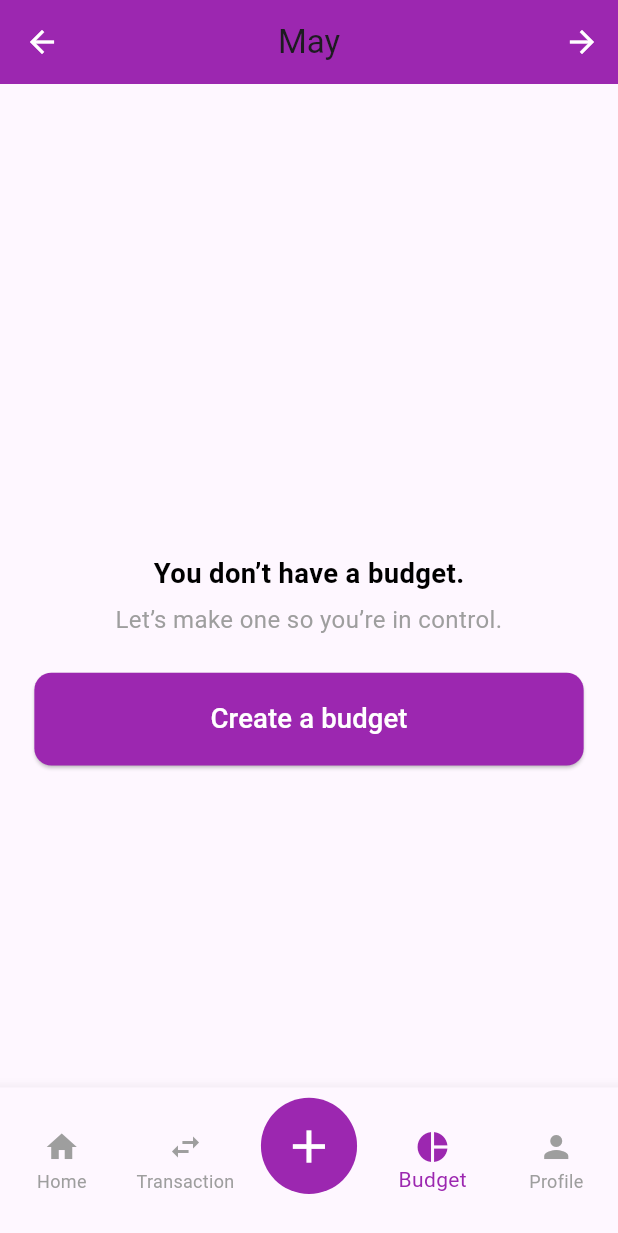
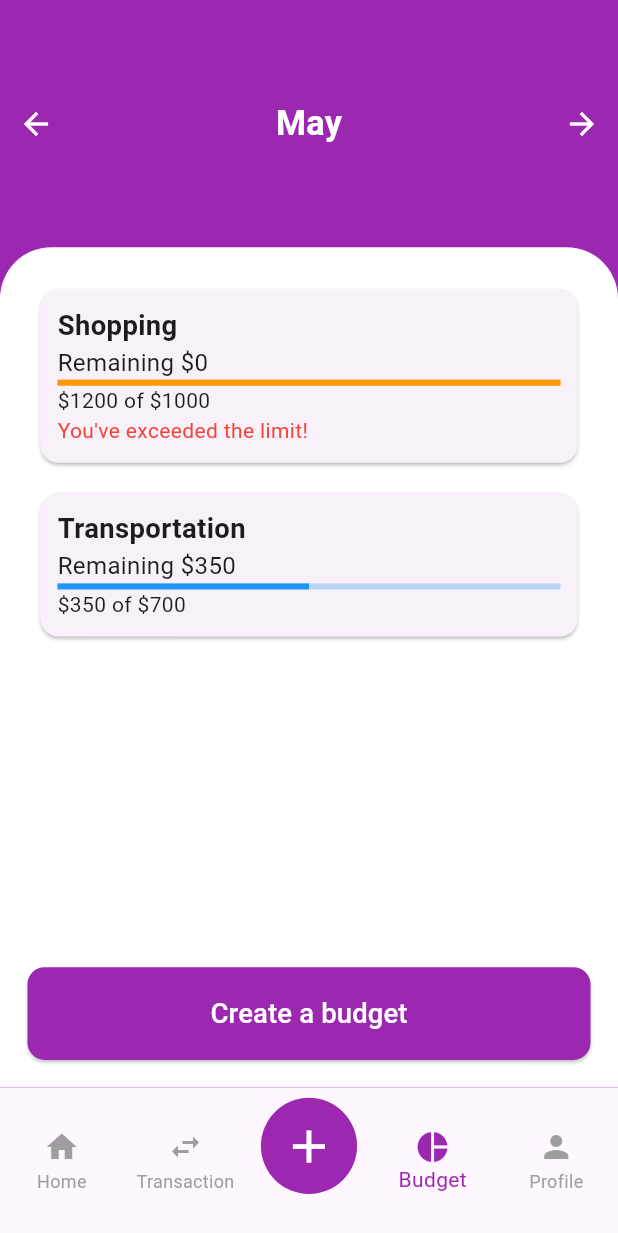
Before and after one commit to chiragdhunna/montra, a Flutter app: the screen it shows after launch, item 4 of the bottom bar chosen, on a phone screen of 412 x 824 dp. Shown: the top 1233 px of the screen. Run offline on Flutter 3.47's test engine with Material 3 defaults, Android fonts, the phone set to English and light mode, and no system bars; our stand-ins replace fl_chart, flutter_screenutil, image_picker, pinput.

Commit message:
budget screens

```diff
--- a/lib/screens/user screens/budget_screen.dart
+++ b/lib/screens/user screens/budget_screen.dart
@@ -1,6 +1,7 @@
 import 'package:flutter/material.dart';
 import 'package:flutter_screenutil/flutter_screenutil.dart';
 import 'package:montra/screens/user%20screens/budget%20screens/create_budget_screen.dart';
+import 'package:montra/screens/user%20screens/budget%20screens/detail_budget_screen.dart';
 
 class BudgetScreen extends StatefulWidget {
   const BudgetScreen({super.key});
@@ -10,32 +11,248 @@ class BudgetScreen extends StatefulWidget {
 }
 
 class _BudgetScreenState extends State<BudgetScreen> {
+  // Sample budget data structure
+  final Map<String, List<Map<String, dynamic>>> monthlyBudgets = {
+    'January': [],
+    'February': [],
+    'March': [],
+    'April': [
+      {
+        'category': 'Groceries',
+        'remaining': 200,
+        'total': 500,
+        'spent': 300,
+        'color': Colors.green,
+      },
+    ],
+    'May': [
+      {
+        'category': 'Shopping',
+        'remaining': 0,
+        'total': 1000,
+        'spent': 1200,
+        'color': Colors.orange,
+      },
+      {
+        'category': 'Transportation',
+        'remaining': 350,
+        'total': 700,
+        'spent': 350,
+        'color': Colors.blue,
+      },
+    ],
+    'June': [
+      {
+        'category': 'Entertainment',
+        'remaining': 150,
+        'total': 300,
+        'spent': 150,
+        'color': Colors.purple,
+      },
+    ],
+    'July': [],
+    'August': [
+      {
+        'category': 'Dining Out',
+        'remaining': 50,
+        'total': 200,
+        'spent': 150,
+        'color': Colors.red,
+      },
+    ],
+    'September': [],
+    'October': [],
+    'November': [
+      {
+        'category': 'Holiday Shopping',
+        'remaining': 500,
+        'total': 1000,
+        'spent': 500,
+        'color': Colors.teal,
+      },
+    ],
+    'December': [
+      {
+        'category': 'Gifts',
+        'remaining': 100,
+        'total': 500,
+        'spent': 400,
+        'color': Colors.deepPurple,
+      },
+    ],
+  };
+
+  final List<String> months = [
+    'January',
+    'February',
+    'March',
+    'April',
+    'May',
+    'June',
+    'July',
+    'August',
+    'September',
+    'October',
+    'November',
+    'December',
+  ];
+
+  int currentMonthIndex = 4; // May (0-based index)
+
+  void _changeMonth(bool isNext) {
+    setState(() {
+      if (isNext) {
+        currentMonthIndex = (currentMonthIndex + 1) % 12;
+      } else {
+        currentMonthIndex = (currentMonthIndex - 1 + 12) % 12;
+      }
+    });
+  }
+
   @override
   Widget build(BuildContext context) {
-    return Scaffold(appBar: _buildAppBar(), body: _buildBody());
-  }
+    String currentMonth = months[currentMonthIndex];
+    List<Map<String, dynamic>> currentMonthBudgets =
+        monthlyBudgets[currentMonth] ?? [];
+    bool hasBudgetData = currentMonthBudgets.isNotEmpty;
 
-  /// 🔹 AppBar with Month Navigation
-  AppBar _buildAppBar() {
-    return AppBar(
+    return Scaffold(
       backgroundColor: Colors.purple,
-      title: const Text("May"),
-      centerTitle: true,
-      leading: IconButton(
-        icon: const Icon(Icons.arrow_back, color: Colors.white),
-        onPressed: () {},
+      body: SafeArea(
+        child: Column(
+          children: [
+            _buildMonthSection(),
+            Expanded(
+              child: Container(
+                decoration: BoxDecoration(
+                  color: Colors.white,
+                  borderRadius: BorderRadius.only(
+                    topLeft: Radius.circular(30.r),
+                    topRight: Radius.circular(30.r),
                   ),
-      actions: [
-        IconButton(
-          icon: const Icon(Icons.arrow_forward, color: Colors.white),
-          onPressed: () {},
+                ),
+                child: Column(
+                  children: [
+                    Expanded(
+                      child:
+                          hasBudgetData
+                              ? _buildBudgetDataUI(currentMonthBudgets)
+                              : _buildNoBudgetUI(),
+                    ),
+                    _buildCreateBudgetButton(),
+                  ],
+                ),
+              ),
             ),
           ],
+        ),
+      ),
     );
   }
 
-  /// 🔹 Body Content
-  Widget _buildBody() {
+  /// 🔹 Month Section
+  Widget _buildMonthSection() {
+    return Container(
+      height: 0.2.sh,
+      color: Colors.purple,
+      child: Row(
+        mainAxisAlignment: MainAxisAlignment.spaceBetween,
+        children: [
+          IconButton(
+            icon: const Icon(Icons.arrow_back, color: Colors.white),
+            onPressed: () => _changeMonth(false),
+          ),
+          Text(
+            months[currentMonthIndex],
+            style: TextStyle(
+              fontSize: 20.sp,
+              color: Colors.white,
+              fontWeight: FontWeight.bold,
+            ),
+          ),
+          IconButton(
+            icon: const Icon(Icons.arrow_forward, color: Colors.white),
+            onPressed: () => _changeMonth(true),
+          ),
+        ],
+      ),
+    );
+  }
+
+  /// 🔹 UI for when there is budget data
+  Widget _buildBudgetDataUI(List<Map<String, dynamic>> budgets) {
+    return GestureDetector(
+      onTap: () {
+        Navigator.of(
+          context,
+        ).push(MaterialPageRoute(builder: (builder) => DetailBudgetScreen()));
+      },
+      child: Padding(
+        padding: EdgeInsets.symmetric(horizontal: 20.w, vertical: 20.h),
+        child: ListView.builder(
+          itemCount: budgets.length,
+          itemBuilder: (context, index) {
+            return Column(
+              children: [
+                _buildBudgetCard(
+                  budgets[index]['category'],
+                  budgets[index]['remaining'].toDouble(),
+                  budgets[index]['total'].toDouble(),
+                  budgets[index]['spent'].toDouble(),
+                  budgets[index]['color'],
+                ),
+                if (index < budgets.length - 1) SizedBox(height: 10.h),
+              ],
+            );
+          },
+        ),
+      ),
+    );
+  }
+
+  /// 🔹 Budget Card Widget
+  Widget _buildBudgetCard(
+    String category,
+    double remaining,
+    double total,
+    double spent,
+    Color color,
+  ) {
+    return Card(
+      child: Padding(
+        padding: EdgeInsets.all(10.w),
+        child: Column(
+          crossAxisAlignment: CrossAxisAlignment.start,
+          children: [
+            Text(
+              category,
+              style: TextStyle(fontSize: 16.sp, fontWeight: FontWeight.bold),
+            ),
+            Text(
+              "Remaining \$${remaining.toStringAsFixed(0)}",
+              style: TextStyle(fontSize: 14.sp),
+            ),
+            LinearProgressIndicator(
+              value: spent / total,
+              color: color,
+              backgroundColor: color.withOpacity(0.3),
+            ),
+            Text(
+              "\$${spent.toStringAsFixed(0)} of \$${total.toStringAsFixed(0)}",
+            ),
+            if (spent > total)
+              Text(
+                "You've exceeded the limit!",
+                style: TextStyle(color: Colors.red),
+              ),
+          ],
+        ),
+      ),
+    );
+  }
+
+  /// 🔹 UI for when there is no budget data
+  Widget _buildNoBudgetUI() {
     return Center(
       child: Padding(
         padding: EdgeInsets.symmetric(horizontal: 20.w),
@@ -43,7 +260,7 @@ class _BudgetScreenState extends State<BudgetScreen> {
           mainAxisAlignment: MainAxisAlignment.center,
           children: [
             Text(
-              "You don’t have a budget.",
+              "You don't have a budget.",
               style: TextStyle(
                 fontSize: 16.sp,
                 fontWeight: FontWeight.bold,
@@ -52,12 +269,10 @@ class _BudgetScreenState extends State<BudgetScreen> {
             ),
             SizedBox(height: 5.h),
             Text(
-              "Let’s make one so you’re in control.",
+              "Let's make one so you're in control.",
               style: TextStyle(fontSize: 14.sp, color: Colors.grey),
               textAlign: TextAlign.center,
             ),
-            SizedBox(height: 20.h),
-            _buildCreateBudgetButton(),
           ],
         ),
       ),
@@ -66,14 +281,16 @@ class _BudgetScreenState extends State<BudgetScreen> {
 
   /// 🔹 Create Budget Button
   Widget _buildCreateBudgetButton() {
-    return SizedBox(
+    return Padding(
+      padding: EdgeInsets.all(16.w),
+      child: SizedBox(
         width: double.infinity,
         child: ElevatedButton(
           onPressed: () {
             // Implement Budget Creation Logic
-          Navigator.of(
-            context,
-          ).push(MaterialPageRoute(builder: (builder) => CreateBudgetScreen()));
+            Navigator.of(context).push(
+              MaterialPageRoute(builder: (builder) => CreateBudgetScreen()),
+            );
           },
           style: ElevatedButton.styleFrom(
             backgroundColor: Colors.purple,
@@ -87,6 +304,7 @@ class _BudgetScreenState extends State<BudgetScreen> {
             style: TextStyle(fontSize: 16.sp, color: Colors.white),
           ),
         ),
+      ),
     );
   }
 }
```
Also changed, not shown: lib/screens/user screens/budget screens/detail_budget_screen.dart (added, +178 -0 lines), lib/screens/user screens/budget screens/edit_budget_screen.dart (added, +174 -0 lines). Lines whose indentation alone changed are shown as unchanged.
